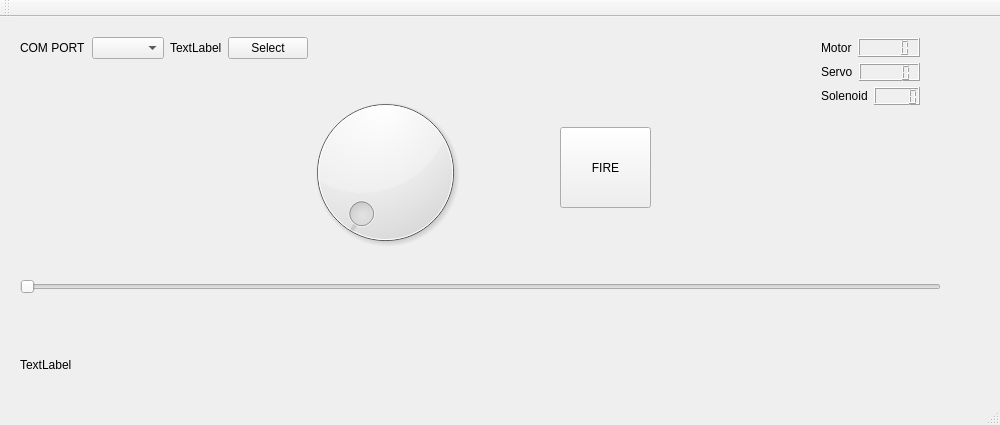
The window that Project/PingPongMouseSteering/mainwindow.ui (jahoo459/TTK4155) describes before a commit, drawn with Qt 5.
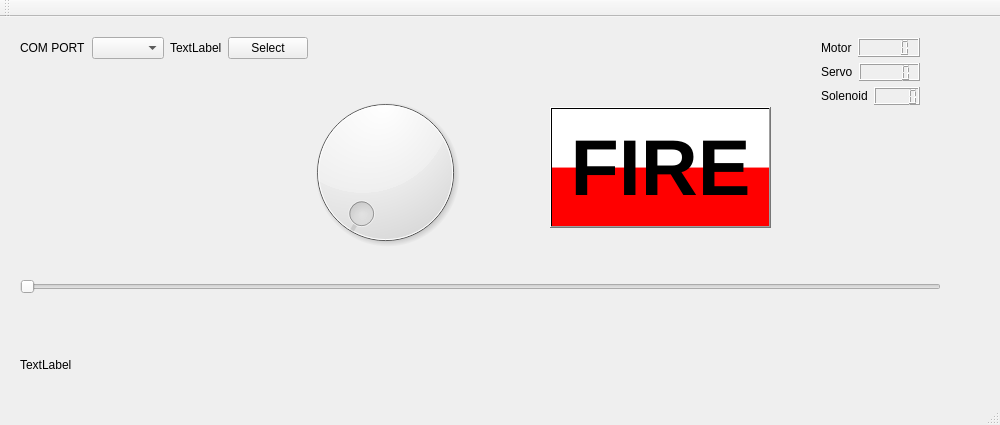
The same window after the commit.

The edit to the form file:
```diff
--- a/Project/PingPongMouseSteering/mainwindow.ui
+++ b/Project/PingPongMouseSteering/mainwindow.ui
@@ -110,12 +110,29 @@
    <widget class="QPushButton" name="pushButton_fire">
     <property name="geometry">
      <rect>
-      <x>560</x>
-      <y>110</y>
-      <width>91</width>
-      <height>81</height>
+      <x>550</x>
+      <y>90</y>
+      <width>221</width>
+      <height>121</height>
      </rect>
     </property>
+    <property name="font">
+     <font>
+      <pointsize>59</pointsize>
+      <weight>75</weight>
+      <bold>true</bold>
+     </font>
+    </property>
+    <property name="tabletTracking">
+     <bool>false</bool>
+    </property>
+    <property name="autoFillBackground">
+     <bool>false</bool>
+    </property>
+    <property name="styleSheet">
+     <string notr="true">background-color: qlineargradient(spread:pad, x1:0, y1:0, x2:0, y2:1, stop:0 rgba(255, 255, 255, 255), stop:0.495 rgba(255, 255, 255, 255), stop:0.505 rgba(255, 0, 0, 255), stop:1 rgba(255, 0, 0, 255));
+color: rgb(0, 0, 0);</string>
+    </property>
     <property name="text">
      <string>FIRE</string>
     </property>
```
Left out of the diff: 3 changed lines with no effect on the pictures.
